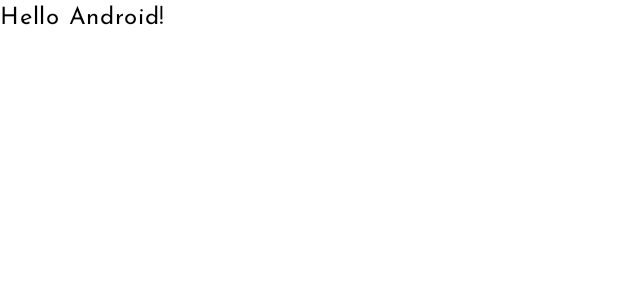
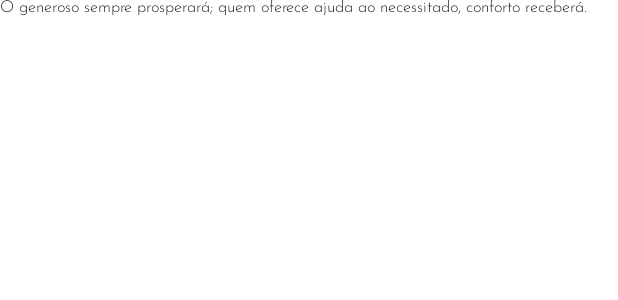
Before and after one commit to henriquelluiz/daily-sayings-app, an Android app built with Jetpack Compose: the @Preview function GreetingPreview, on a phone screen of 412 x 824 dp. Shown: the top 300 px of the screen. Run offline under Robolectric (Android 15) with nearby library versions, the phone set to English and light mode, and no system bars.

Commit message:
add string resources (array of sayings)

```diff
--- a/app/src/main/java/me/henriquelluiz/dailysayings/MainActivity.kt
+++ b/app/src/main/java/me/henriquelluiz/dailysayings/MainActivity.kt
@@ -9,6 +9,7 @@ import androidx.compose.material3.Surface
 import androidx.compose.material3.Text
 import androidx.compose.runtime.Composable
 import androidx.compose.ui.Modifier
+import androidx.compose.ui.res.stringArrayResource
 import androidx.compose.ui.tooling.preview.Preview
 import me.henriquelluiz.dailysayings.ui.theme.DailySayingsTheme
 
@@ -21,7 +22,7 @@ class MainActivity : ComponentActivity() {
                     modifier = Modifier.fillMaxSize(),
                     color = MaterialTheme.colorScheme.background
                 ) {
-                    Greeting("Android")
+                    Greeting()
                 }
             }
         }
@@ -29,17 +30,22 @@ class MainActivity : ComponentActivity() {
 }
 
 @Composable
-fun Greeting(name: String, modifier: Modifier = Modifier) {
+fun Greeting(modifier: Modifier = Modifier) {
+    val listOfSayings: Array<String> = stringArrayResource(R.array.list_of_sayings_pt)
     Text(
-        text = "Hello $name!",
+        text = listOfSayings[16],
+        style = MaterialTheme.typography.labelSmall,
         modifier = modifier
     )
 }
 
-@Preview(showBackground = true)
+@Preview(
+    showBackground = true,
+    apiLevel = 33
+)
 @Composable
 fun GreetingPreview() {
     DailySayingsTheme {
-        Greeting("Android")
+        Greeting()
     }
 }
--- a/app/src/main/java/me/henriquelluiz/dailysayings/ui/theme/Shape.kt
+++ b/app/src/main/java/me/henriquelluiz/dailysayings/ui/theme/Shape.kt
@@ -2,11 +2,11 @@ package me.henriquelluiz.dailysayings.ui.theme
 
 import androidx.compose.foundation.shape.RoundedCornerShape
 import androidx.compose.material3.Shapes
-import me.henriquelluiz.dailysayings.R
+import androidx.compose.ui.unit.dp
 
 val Shapes = Shapes(
-    small = RoundedCornerShape(R.dimen.small),
-    medium = RoundedCornerShape(R.dimen.medium),
-    large = RoundedCornerShape(R.dimen.large),
-    extraLarge = RoundedCornerShape(R.dimen.extraLarge)
+    small = RoundedCornerShape(4.dp),
+    medium = RoundedCornerShape(8.dp),
+    large = RoundedCornerShape(16.dp),
+    extraLarge = RoundedCornerShape(24.dp)
 )
--- a/app/src/main/res/values/dimens.xml
+++ b/app/src/main/res/values/dimens.xml
@@ -1,7 +1,7 @@
 <?xml version="1.0" encoding="utf-8"?>
 <resources>
-    <dimen name="small">4</dimen>
-    <dimen name="medium">8</dimen>
-    <dimen name="large">16</dimen>
-    <dimen name="extraLarge">32</dimen>
+    <dimen name="small">4dp</dimen>
+    <dimen name="medium">8dp</dimen>
+    <dimen name="large">16dp</dimen>
+    <dimen name="extra_large">24dp</dimen>
 </resources>
--- a/app/src/main/res/values/strings.xml
+++ b/app/src/main/res/values/strings.xml
@@ -1,3 +1,37 @@
 <resources>
     <string name="app_name">Daily Sayings</string>
+    <string name="day_of_month">Day %d</string>
+    <string-array name="list_of_sayings_pt">
+        <item>O temor do SENHOR é o princípio do conhecimento, mas os insensatos desprezam.</item>
+        <item>Porquanto é o SENHOR quem concede sabedoria, e da sua boca procedem a inteligência e o discernimento.</item>
+        <item>Ele reserva a plena sabedoria para os justos; como um escudo protege quem procura viver com integridade, pois guarda os passos do justo e protege o caminho de seus santos.</item>
+        <item>Reconhece o SENHOR em todos os teus caminhos, e Ele endireitará as tuas veredas.</item>
+        <item>Sempre que possível, não deixes de cooperar com quem precisa de ajuda.</item>
+        <item>Entretanto, a vereda dos justos é como a luz da aurora, que vai brilhando cada vez mais até a plena iluminação do dia.</item>
+        <item>Acima de tudo o que se deve preservar, guarda o íntimo da razão, pois é da disposição do coração que depende toda a tua vida.</item>
+        <item>Os caminhos do homem estão diante dos olhos do SENHOR, e Ele examina atentamente todos os seus passos!</item>
+        <item>Quanto ao perverso, são suas próprias iniquidades que o amarram e o fazem prisioneiro das cordas do seu pecado.</item>
+        <item>Filho meu, obedece à orientação de teu pai e não abandones o ensino de tua mãe.</item>
+        <item>Eu amo todos os que me amam, e quem me busca me encontra!</item>
+        <item>Porquanto, toda pessoa que me encontra, acha a vida e ganha o favor do SENHOR.</item>
+        <item>O ódio provoca contendas, mas o amor cobre todas as transgressões.</item>
+        <item>A bênção do SENHOR produz riqueza e não provoca sofrimento algum.</item>
+        <item>A integridade dos justos os guia, mas a falsidade dos infiéis os aniquila.</item>
+        <item>Quem faz o bem aos outros, a si mesmo o faz; a pessoa cruel provoca sua própria ruína.</item>
+        <item>O generoso sempre prosperará; quem oferece ajuda ao necessitado, conforto receberá.</item>
+        <item>O tolo revela de imediato seu aborrecimento, mas a pessoa prudente ignora o insulto!</item>
+        <item>O homem honesto é um bom guia para seus amigos, mas as trilhas dos ímpios os induzem ao erro.</item>
+        <item>No Caminho da justiça está a Vida; esse é o Caminho que nos livra da morte.</item>
+        <item>Alguns assumem falsamente o papel de ricos e prestigiosos, mas nada têm de fato; outros passam a ideia de que são pobres, mas possuem grandes riquezas!</item>
+        <item>Cada coração conhece bem suas próprias mágoas, e da sua alegria não participará o estranho.</item>
+        <item>Mesmo no riso a alma pode sofrer, e a euforia pode acabar em tristeza.</item>
+        <item>O incauto acredita em toda informação que recebe, mas o homem prudente observa bem onde pisa.</item>
+        <item>A paz de espírito é saúde para o corpo, mas a inveja corrói como o câncer.</item>
+        <item>Oprimir o povo é ultrajar o seu Criador, mas tratar com bondade o pobre é honrar a Deus.</item>
+        <item>As palavras bondosas revigoram a nossa vida, entretanto o falar perverso desanima o espírito.</item>
+        <item>É melhor possuir poucos bens com o temor do SENHOR do que ser rico e viver infeliz.</item>
+        <item>Quem acolhe bem a repreensão construtiva terá sempre lugar entre os sábios!</item>
+        <item>A sabedoria ministra o temor do SENHOR, e a humildade antecede a honra.</item>
+        <item>O cabelo grisalho é uma coroa de experiência e esplendor, que deve ser conquistada mediante uma vida justa.</item>
+    </string-array>
 </resources>
```
